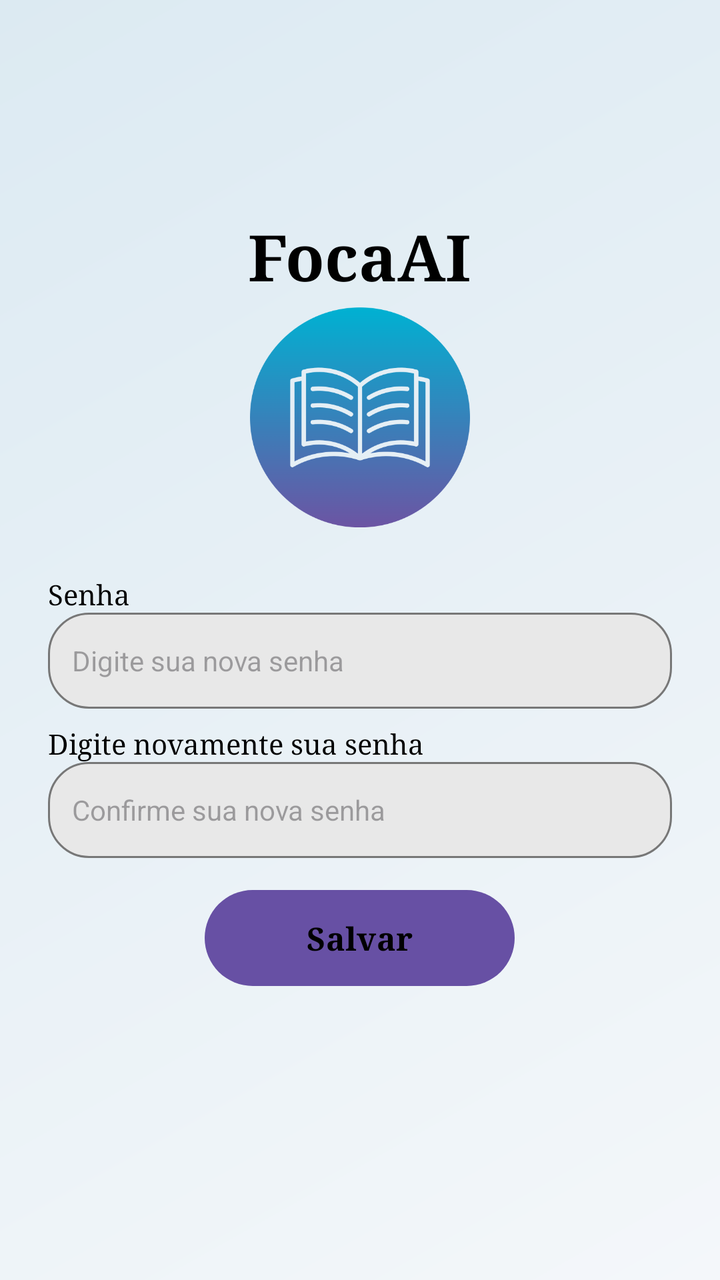
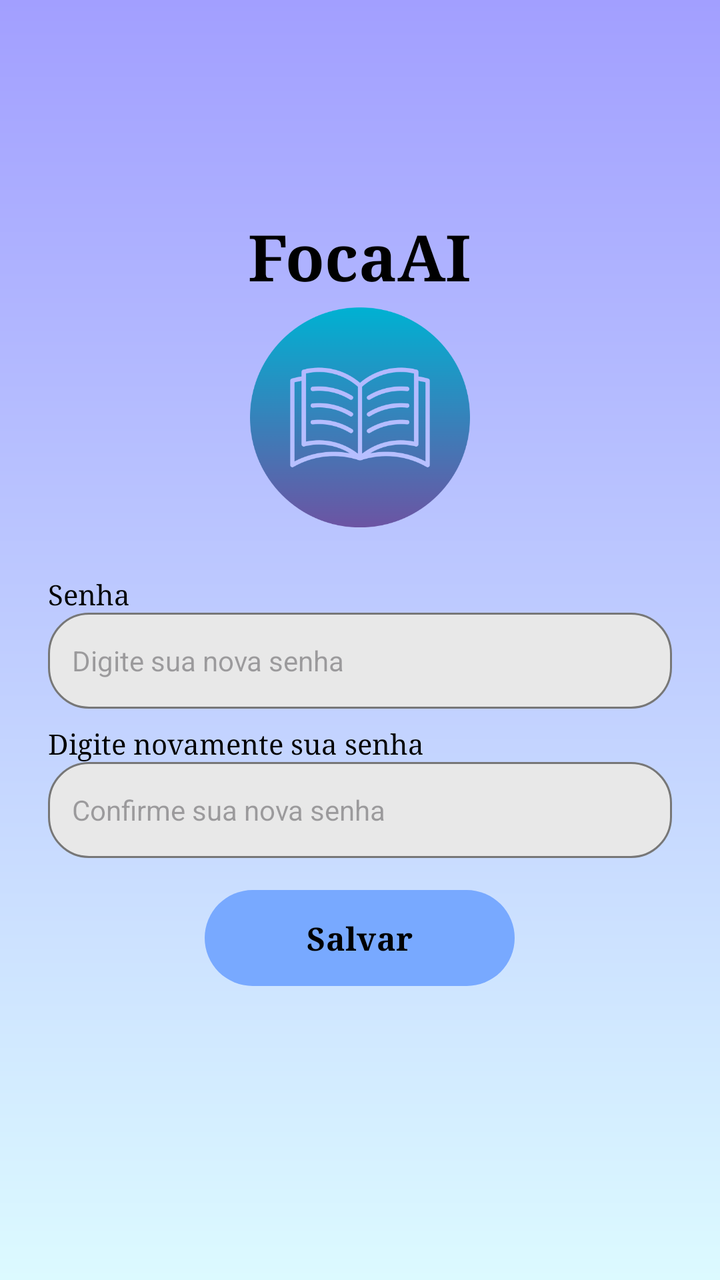

Compare the two renders of this Android layout. The source of the first and the diff that turns it into the second are given below.
<!-- AndroidManifest.xml: application theme Theme.FocaAi -->
<!-- res/layout/activity_recuperar_senha.xml -->
<?xml version="1.0" encoding="utf-8"?>
<androidx.constraintlayout.widget.ConstraintLayout
    xmlns:android="http://schemas.android.com/apk/res/android"
    xmlns:app="http://schemas.android.com/apk/res-auto"
    xmlns:tools="http://schemas.android.com/tools"
    android:layout_width="match_parent"
    android:layout_height="match_parent"
    android:background="@drawable/bg_gradient"
    tools:context=".RecuperarSenhaActivity">

    <LinearLayout
        android:id="@+id/layoutRecuperarSenha"
        android:layout_width="match_parent"
        android:layout_height="wrap_content"
        android:orientation="vertical"
        android:gravity="center_horizontal"
        android:paddingStart="24dp"
        android:paddingEnd="24dp"
        app:layout_constraintTop_toTopOf="parent"
        app:layout_constraintBottom_toBottomOf="parent"
        app:layout_constraintVertical_bias="0.42">

        <TextView
            android:layout_width="wrap_content"
            android:layout_height="wrap_content"
            android:text="FocaAI"
            android:textSize="32sp"
            android:textStyle="bold"
            android:fontFamily="serif"
            android:textColor="#000000" />

        <ImageView
            android:layout_width="110dp"
            android:layout_height="110dp"
            android:layout_marginTop="4dp"
            android:contentDescription="Logo do FocaAi"
            android:scaleType="fitCenter"
            app:srcCompat="@drawable/livro" />

        <TextView
            android:layout_width="match_parent"
            android:layout_height="wrap_content"
            android:layout_marginTop="24dp"
            android:text="Senha"
            android:textColor="#000000"
            android:textSize="14sp"
            android:fontFamily="serif" />

        <EditText
            android:id="@+id/editNovaSenha"
            android:layout_width="match_parent"
            android:layout_height="48dp"
            android:background="@drawable/campo_rounded"
            android:hint="Digite sua nova senha"
            android:inputType="textPassword"
            android:paddingStart="12dp"
            android:paddingEnd="12dp"
            android:textSize="14sp" />

        <TextView
            android:layout_width="match_parent"
            android:layout_height="wrap_content"
            android:layout_marginTop="8dp"
            android:text="Digite novamente sua senha"
            android:textColor="#000000"
            android:textSize="14sp"
            android:fontFamily="serif" />

        <EditText
            android:id="@+id/editConfirmarNovaSenha"
            android:layout_width="match_parent"
            android:layout_height="48dp"
            android:background="@drawable/campo_rounded"
            android:hint="Confirme sua nova senha"
            android:inputType="textPassword"
            android:paddingStart="12dp"
            android:paddingEnd="12dp"
            android:textSize="14sp" />

        <Button
            android:id="@+id/buttonSalvarNovaSenha"
            android:layout_width="155dp"
            android:layout_height="48dp"
            android:layout_marginTop="16dp"
            android:background="@drawable/button_rounded"
            android:fontFamily="serif"
            android:text="Salvar"
            android:textAllCaps="false"
            android:textColor="#000000"
            android:textSize="16sp"
            android:textStyle="bold"
            android:stateListAnimator="@null"
            android:padding="0dp" />

    </LinearLayout>

</androidx.constraintlayout.widget.ConstraintLayout>
<!-- resources referenced by this layout -->
<resources>
  <!-- drawable bg_gradient (drawable) -->
  <?xml version="1.0" encoding="utf-8"?>
  <shape xmlns:android="http://schemas.android.com/apk/res/android"
      android:shape="rectangle">
  
      <gradient
          android:angle="135"
          android:startColor="@color/background"
          android:endColor="@color/surface"
          android:type="linear" />
  
  </shape>
  <!-- drawable button_rounded (drawable) -->
  <?xml version="1.0" encoding="utf-8"?>
  <shape xmlns:android="http://schemas.android.com/apk/res/android"
      android:shape="rectangle">
  
      <solid android:color="#78A9FF" />
  
      <corners android:radius="50dp" />
  
  </shape>
  <!-- drawable campo_rounded (drawable) -->
  <?xml version="1.0" encoding="utf-8"?>
  <shape xmlns:android="http://schemas.android.com/apk/res/android"
      android:shape="rectangle">
  
      <solid android:color="#E8E8E8" />
  
      <stroke
          android:width="1dp"
          android:color="#777777" />
  
      <corners android:radius="20dp" />
  
  </shape>
  <!-- drawable livro: png bitmap (drawable, 33037 bytes) -->
  <style name="Theme.FocaAi" parent="Base.Theme.FocaAi" />
  <color name="background">#F4F7FA</color>
  <color name="surface">#DCEAF2</color>
  <style name="Base.Theme.FocaAi" parent="Theme.Material3.DayNight.NoActionBar">
          
          
      </style>
</resources>

<!-- the commit's change to res/layout/activity_recuperar_senha.xml (unified diff, before → after) -->
@@ -1,33 +1,32 @@
 <?xml version="1.0" encoding="utf-8"?>
-<androidx.constraintlayout.widget.ConstraintLayout
-    xmlns:android="http://schemas.android.com/apk/res/android"
+<androidx.constraintlayout.widget.ConstraintLayout xmlns:android="http://schemas.android.com/apk/res/android"
     xmlns:app="http://schemas.android.com/apk/res-auto"
     xmlns:tools="http://schemas.android.com/tools"
     android:layout_width="match_parent"
     android:layout_height="match_parent"
-    android:background="@drawable/bg_gradient"
-    tools:context=".RecuperarSenhaActivity">
+    android:background="@drawable/bg_foca_gradient"
+    tools:context=".activities.RecuperarSenhaActivity">
 
     <LinearLayout
         android:id="@+id/layoutRecuperarSenha"
         android:layout_width="match_parent"
         android:layout_height="wrap_content"
+        android:gravity="center_horizontal"
         android:orientation="vertical"
-        android:gravity="center_horizontal"
         android:paddingStart="24dp"
         android:paddingEnd="24dp"
+        app:layout_constraintBottom_toBottomOf="parent"
         app:layout_constraintTop_toTopOf="parent"
-        app:layout_constraintBottom_toBottomOf="parent"
         app:layout_constraintVertical_bias="0.42">
 
         <TextView
             android:layout_width="wrap_content"
             android:layout_height="wrap_content"
+            android:fontFamily="serif"
             android:text="FocaAI"
+            android:textColor="#000000"
             android:textSize="32sp"
-            android:textStyle="bold"
-            android:fontFamily="serif"
-            android:textColor="#000000" />
+            android:textStyle="bold" />
 
         <ImageView
             android:layout_width="110dp"
@@ -41,10 +40,10 @@
             android:layout_width="match_parent"
             android:layout_height="wrap_content"
             android:layout_marginTop="24dp"
+            android:fontFamily="serif"
             android:text="Senha"
             android:textColor="#000000"
-            android:textSize="14sp"
-            android:fontFamily="serif" />
+            android:textSize="14sp" />
 
         <EditText
             android:id="@+id/editNovaSenha"
@@ -61,10 +60,10 @@
             android:layout_width="match_parent"
             android:layout_height="wrap_content"
             android:layout_marginTop="8dp"
+            android:fontFamily="serif"
             android:text="Digite novamente sua senha"
             android:textColor="#000000"
-            android:textSize="14sp"
-            android:fontFamily="serif" />
+            android:textSize="14sp" />
 
         <EditText
             android:id="@+id/editConfirmarNovaSenha"
@@ -84,13 +83,14 @@
             android:layout_marginTop="16dp"
             android:background="@drawable/button_rounded"
             android:fontFamily="serif"
+            android:padding="0dp"
+            android:stateListAnimator="@null"
             android:text="Salvar"
             android:textAllCaps="false"
             android:textColor="#000000"
             android:textSize="16sp"
             android:textStyle="bold"
-            android:stateListAnimator="@null"
-            android:padding="0dp" />
+            app:backgroundTint="@null" />
 
     </LinearLayout>
 
<!-- resource entries referenced after the edit -->
@@ -1,16 +1,9 @@
 <!-- resources referenced by this layout -->
 <resources>
-  <!-- drawable bg_gradient (drawable) -->
+  <!-- drawable bg_foca_gradient (drawable) -->
   <?xml version="1.0" encoding="utf-8"?>
-  <shape xmlns:android="http://schemas.android.com/apk/res/android"
-      android:shape="rectangle">
-  
-      <gradient
-          android:angle="135"
-          android:startColor="@color/background"
-          android:endColor="@color/surface"
-          android:type="linear" />
-  
+  <shape xmlns:android="http://schemas.android.com/apk/res/android" android:shape="rectangle">
+      <gradient android:angle="270" android:startColor="#A29FFF" android:endColor="#DCFAFF" android:type="linear" />
   </shape>
   <!-- drawable button_rounded (drawable) -->
   <?xml version="1.0" encoding="utf-8"?>
@@ -38,8 +31,6 @@
   </shape>
   <!-- drawable livro: png bitmap (drawable, 33037 bytes) -->
   <style name="Theme.FocaAi" parent="Base.Theme.FocaAi" />
-  <color name="background">#F4F7FA</color>
-  <color name="surface">#DCEAF2</color>
   <style name="Base.Theme.FocaAi" parent="Theme.Material3.DayNight.NoActionBar">
           
           
